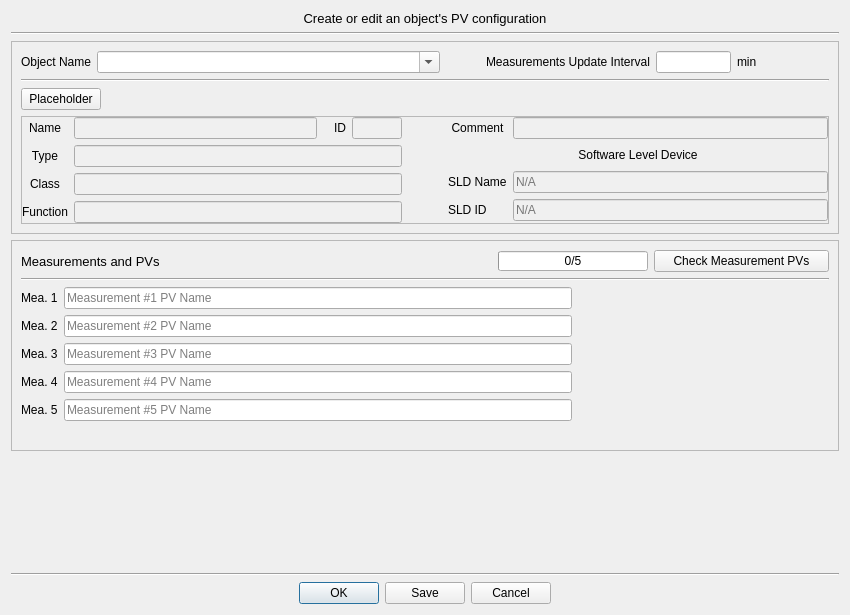
Qt form ServiceManager/GUI/layouts/ConfigEntry.ui (ISISNeutronMuon/HLM_PV_Import) before a commit.
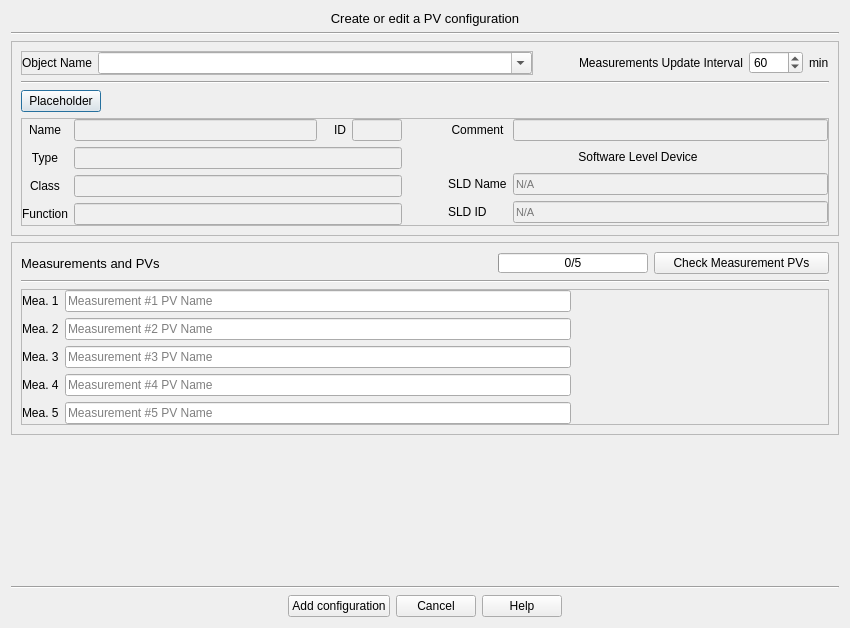
The same form after that commit.

Commit message: Added config entry input validation, DB & config checks, improved PV conn. tests, and more

```diff
--- a/ServiceManager/GUI/layouts/ConfigEntry.ui
+++ b/ServiceManager/GUI/layouts/ConfigEntry.ui
@@ -7,7 +7,7 @@
     <x>0</x>
     <y>0</y>
     <width>850</width>
-    <height>615</height>
+    <height>628</height>
    </rect>
   </property>
   <property name="minimumSize">
@@ -39,7 +39,7 @@
       </font>
      </property>
      <property name="text">
-      <string>Create or edit an object's PV configuration</string>
+      <string>Create or edit a PV configuration</string>
      </property>
      <property name="alignment">
       <set>Qt::AlignCenter</set>
@@ -70,7 +70,36 @@
         <item>
          <layout class="QHBoxLayout" name="horizontalLayout">
           <item>
+           <widget class="QFrame" name="objectNameFrame">
+            <property name="styleSheet">
+             <string notr="true"/>
+            </property>
+            <property name="frameShape">
+             <enum>QFrame::StyledPanel</enum>
+            </property>
+            <property name="frameShadow">
+             <enum>QFrame::Raised</enum>
+            </property>
+            <layout class="QHBoxLayout" name="horizontalLayout_7">
+             <property name="leftMargin">
+              <number>0</number>
+             </property>
+             <property name="topMargin">
+              <number>0</number>
+             </property>
+             <property name="rightMargin">
+              <number>0</number>
+             </property>
+             <property name="bottomMargin">
+              <number>0</number>
+             </property>
+             <item>
            <widget class="QLabel" name="objectNameLabel">
+               <property name="font">
+                <font>
+                 <pointsize>9</pointsize>
+                </font>
+               </property>
             <property name="text">
              <string>Object Name</string>
             </property>
@@ -87,6 +116,11 @@
               <verstretch>0</verstretch>
              </sizepolicy>
             </property>
+               <property name="font">
+                <font>
+                 <pointsize>9</pointsize>
+                </font>
+               </property>
             <property name="focusPolicy">
              <enum>Qt::StrongFocus</enum>
             </property>
@@ -95,6 +129,9 @@
             </property>
            </widget>
           </item>
+            </layout>
+           </widget>
+          </item>
           <item>
            <spacer name="horizontalSpacer">
             <property name="orientation">
@@ -115,26 +152,44 @@
            <layout class="QHBoxLayout" name="horizontalLayout_3">
             <item>
              <widget class="QLabel" name="logIntervalLabel">
+              <property name="font">
+               <font>
+                <pointsize>9</pointsize>
+               </font>
+              </property>
               <property name="text">
                <string>Measurements Update Interval</string>
               </property>
              </widget>
             </item>
             <item>
-             <widget class="QLineEdit" name="logIntervalLineEdit">
-              <property name="maximumSize">
-               <size>
-                <width>75</width>
-                <height>16777215</height>
-               </size>
+             <widget class="QSpinBox" name="logIntervalSpinBox">
+              <property name="font">
+               <font>
+                <pointsize>9</pointsize>
+               </font>
               </property>
-              <property name="text">
-               <string/>
+              <property name="focusPolicy">
+               <enum>Qt::StrongFocus</enum>
+              </property>
+              <property name="minimum">
+               <number>1</number>
+              </property>
+              <property name="maximum">
+               <number>9999</number>
+              </property>
+              <property name="value">
+               <number>60</number>
               </property>
              </widget>
             </item>
             <item>
              <widget class="QLabel" name="logIntervalLabel_2">
+              <property name="font">
+               <font>
+                <pointsize>9</pointsize>
+               </font>
+              </property>
               <property name="text">
                <string>min</string>
               </property>
@@ -157,6 +212,11 @@
        <layout class="QHBoxLayout" name="horizontalLayout_5">
         <item>
          <widget class="QPushButton" name="objectDetailsButton">
+          <property name="font">
+           <font>
+            <pointsize>9</pointsize>
+           </font>
+          </property>
           <property name="focusPolicy">
            <enum>Qt::TabFocus</enum>
           </property>
@@ -222,6 +282,11 @@
                  <height>16777215</height>
                 </size>
                </property>
+               <property name="font">
+                <font>
+                 <pointsize>9</pointsize>
+                </font>
+               </property>
                <property name="text">
                 <string>Name</string>
                </property>
@@ -238,6 +303,11 @@
                  <height>16777215</height>
                 </size>
                </property>
+               <property name="font">
+                <font>
+                 <pointsize>8</pointsize>
+                </font>
+               </property>
                <property name="focusPolicy">
                 <enum>Qt::NoFocus</enum>
                </property>
@@ -260,6 +330,11 @@
                  <height>16777215</height>
                 </size>
                </property>
+               <property name="font">
+                <font>
+                 <pointsize>8</pointsize>
+                </font>
+               </property>
                <property name="focusPolicy">
                 <enum>Qt::NoFocus</enum>
                </property>
@@ -314,6 +389,11 @@
                  <height>16777215</height>
                 </size>
                </property>
+               <property name="font">
+                <font>
+                 <pointsize>8</pointsize>
+                </font>
+               </property>
                <property name="focusPolicy">
                 <enum>Qt::NoFocus</enum>
                </property>
@@ -336,6 +416,11 @@
                  <height>16777215</height>
                 </size>
                </property>
+               <property name="font">
+                <font>
+                 <pointsize>9</pointsize>
+                </font>
+               </property>
                <property name="text">
                 <string>Type</string>
                </property>
@@ -352,6 +437,11 @@
                  <height>16777215</height>
                 </size>
                </property>
+               <property name="font">
+                <font>
+                 <pointsize>9</pointsize>
+                </font>
+               </property>
                <property name="text">
                 <string>Class</string>
                </property>
@@ -368,6 +458,11 @@
                  <height>16777215</height>
                 </size>
                </property>
+               <property name="font">
+                <font>
+                 <pointsize>8</pointsize>
+                </font>
+               </property>
                <property name="focusPolicy">
                 <enum>Qt::NoFocus</enum>
                </property>
@@ -390,6 +485,11 @@
                  <height>16777215</height>
                 </size>
                </property>
+               <property name="font">
+                <font>
+                 <pointsize>9</pointsize>
+                </font>
+               </property>
                <property name="text">
                 <string>Function</string>
                </property>
@@ -406,6 +506,11 @@
                  <height>16777215</height>
                 </size>
                </property>
+               <property name="font">
+                <font>
+                 <pointsize>8</pointsize>
+                </font>
+               </property>
                <property name="focusPolicy">
                 <enum>Qt::NoFocus</enum>
                </property>
@@ -448,6 +553,11 @@
                  <height>16777215</height>
                 </size>
                </property>
+               <property name="font">
+                <font>
+                 <pointsize>9</pointsize>
+                </font>
+               </property>
                <property name="text">
                 <string>Comment</string>
                </property>
@@ -458,6 +568,11 @@
              </item>
              <item row="2" column="1">
               <widget class="QLineEdit" name="SLDNameLineEdit">
+               <property name="font">
+                <font>
+                 <pointsize>8</pointsize>
+                </font>
+               </property>
                <property name="focusPolicy">
                 <enum>Qt::NoFocus</enum>
                </property>
@@ -480,6 +595,11 @@
                  <height>20</height>
                 </size>
                </property>
+               <property name="font">
+                <font>
+                 <pointsize>9</pointsize>
+                </font>
+               </property>
                <property name="text">
                 <string>Software Level Device</string>
                </property>
@@ -490,6 +610,11 @@
              </item>
              <item row="2" column="0">
               <widget class="QLabel" name="SLDNameLabel">
+               <property name="font">
+                <font>
+                 <pointsize>9</pointsize>
+                </font>
+               </property>
                <property name="text">
                 <string>SLD Name</string>
                </property>
@@ -503,6 +628,11 @@
                  <height>16777215</height>
                 </size>
                </property>
+               <property name="font">
+                <font>
+                 <pointsize>8</pointsize>
+                </font>
+               </property>
                <property name="focusPolicy">
                 <enum>Qt::NoFocus</enum>
                </property>
@@ -519,6 +649,11 @@
              </item>
              <item row="3" column="0">
               <widget class="QLabel" name="SLDIDLabel">
+               <property name="font">
+                <font>
+                 <pointsize>9</pointsize>
+                </font>
+               </property>
                <property name="text">
                 <string>SLD ID</string>
                </property>
@@ -526,6 +661,11 @@
              </item>
              <item row="3" column="1">
               <widget class="QLineEdit" name="SLDIDLineEdit">
+               <property name="font">
+                <font>
+                 <pointsize>8</pointsize>
+                </font>
+               </property>
                <property name="focusPolicy">
                 <enum>Qt::NoFocus</enum>
                </property>
@@ -608,6 +748,11 @@
               <height>20</height>
              </size>
             </property>
+            <property name="font">
+             <font>
+              <pointsize>9</pointsize>
+             </font>
+            </property>
             <property name="maximum">
              <number>5</number>
             </property>
@@ -639,6 +784,11 @@
               <height>0</height>
              </size>
             </property>
+            <property name="font">
+             <font>
+              <pointsize>9</pointsize>
+             </font>
+            </property>
             <property name="focusPolicy">
              <enum>Qt::TabFocus</enum>
             </property>
@@ -657,6 +807,27 @@
          </widget>
         </item>
         <item>
+         <widget class="QFrame" name="measurementsPVNamesFrame">
+          <property name="frameShape">
+           <enum>QFrame::StyledPanel</enum>
+          </property>
+          <property name="frameShadow">
+           <enum>QFrame::Raised</enum>
+          </property>
+          <layout class="QGridLayout" name="gridLayout_3">
+           <property name="leftMargin">
+            <number>0</number>
+           </property>
+           <property name="topMargin">
+            <number>0</number>
+           </property>
+           <property name="rightMargin">
+            <number>0</number>
+           </property>
+           <property name="bottomMargin">
+            <number>0</number>
+           </property>
+           <item row="0" column="0">
          <layout class="QGridLayout" name="MeasurementsGridLayout">
           <item row="0" column="5">
            <widget class="QLabel" name="meaStatus_1">
@@ -683,6 +854,11 @@
           </item>
           <item row="0" column="0">
            <widget class="QLabel" name="measurement1Label">
+               <property name="font">
+                <font>
+                 <pointsize>9</pointsize>
+                </font>
+               </property>
             <property name="text">
              <string>Mea. 1</string>
             </property>
@@ -720,7 +896,7 @@
             </property>
             <property name="font">
              <font>
-              <pointsize>9</pointsize>
+                 <pointsize>8</pointsize>
               <weight>50</weight>
               <italic>false</italic>
               <bold>false</bold>
@@ -753,6 +929,11 @@
           </item>
           <item row="1" column="0">
            <widget class="QLabel" name="measurement2Label">
+               <property name="font">
+                <font>
+                 <pointsize>9</pointsize>
+                </font>
+               </property>
             <property name="text">
              <string>Mea. 2</string>
             </property>
@@ -824,6 +1005,11 @@
           </item>
           <item row="2" column="0">
            <widget class="QLabel" name="measurement3Label">
+               <property name="font">
+                <font>
+                 <pointsize>9</pointsize>
+                </font>
+               </property>
             <property name="text">
              <string>Mea. 3</string>
             </property>
@@ -844,7 +1030,9 @@
              </size>
             </property>
             <property name="font">
-             <font/>
+                <font>
+                 <pointsize>8</pointsize>
+                </font>
             </property>
             <property name="styleSheet">
              <string notr="true">color: #595656;</string>
@@ -925,7 +1113,9 @@
              </size>
             </property>
             <property name="font">
-             <font/>
+                <font>
+                 <pointsize>8</pointsize>
+                </font>
             </property>
             <property name="styleSheet">
              <string notr="true">color: #595656;</string>
@@ -989,6 +1179,11 @@
           </item>
           <item row="3" column="0">
            <widget class="QLabel" name="measurement4Label">
+               <property name="font">
+                <font>
+                 <pointsize>9</pointsize>
+                </font>
+               </property>
             <property name="text">
              <string>Mea. 4</string>
             </property>
@@ -1009,7 +1204,9 @@
              </size>
             </property>
             <property name="font">
-             <font/>
+                <font>
+                 <pointsize>8</pointsize>
+                </font>
             </property>
             <property name="styleSheet">
              <string notr="true">color: #595656;</string>
@@ -1041,6 +1238,11 @@
           </item>
           <item row="4" column="0">
            <widget class="QLabel" name="measurement5Label">
+               <property name="font">
+                <font>
+                 <pointsize>9</pointsize>
+                </font>
+               </property>
             <property name="text">
              <string>Mea. 5</string>
             </property>
@@ -1141,35 +1343,24 @@
              </size>
             </property>
             <property name="font">
-             <font/>
-            </property>
-            <property name="styleSheet">
-             <string notr="true">color: #595656;</string>
-            </property>
-            <property name="text">
-             <string/>
-            </property>
-           </widget>
-          </item>
-         </layout>
-        </item>
-       </layout>
-      </item>
-      <item>
-       <widget class="QLabel" name="meas_message">
-        <property name="font">
          <font>
-          <weight>75</weight>
-          <bold>true</bold>
-         </font>
-        </property>
+                 <pointsize>8</pointsize>
+                </font>
+               </property>
+               <property name="styleSheet">
+                <string notr="true">color: #595656;</string>
+               </property>
         <property name="text">
          <string/>
         </property>
-        <property name="alignment">
-         <set>Qt::AlignCenter</set>
-        </property>
-       </widget>
+              </widget>
+             </item>
+            </layout>
+           </item>
+          </layout>
+         </widget>
+        </item>
+       </layout>
       </item>
      </layout>
     </widget>
@@ -1187,6 +1378,42 @@
      </property>
     </spacer>
    </item>
+   <item>
+    <widget class="QLabel" name="message_lbl">
+     <property name="font">
+      <font>
+       <pointsize>9</pointsize>
+       <weight>75</weight>
+       <bold>true</bold>
+      </font>
+     </property>
+     <property name="styleSheet">
+      <string notr="true"/>
+     </property>
+     <property name="text">
+      <string/>
+     </property>
+     <property name="alignment">
+      <set>Qt::AlignCenter</set>
+     </property>
+    </widget>
+   </item>
+   <item>
+    <spacer name="verticalSpacer_2">
+     <property name="orientation">
+      <enum>Qt::Vertical</enum>
+     </property>
+     <property name="sizeType">
+      <enum>QSizePolicy::Fixed</enum>
+     </property>
+     <property name="sizeHint" stdset="0">
+      <size>
+       <width>20</width>
+       <height>5</height>
+      </size>
+     </property>
+    </spacer>
+   </item>
    <item>
     <widget class="Line" name="line">
      <property name="orientation">
@@ -1195,14 +1422,79 @@
     </widget>
    </item>
    <item>
-    <widget class="QDialogButtonBox" name="buttonBox">
-     <property name="standardButtons">
-      <set>QDialogButtonBox::Cancel|QDialogButtonBox::Ok|QDialogButtonBox::Save</set>
-     </property>
-     <property name="centerButtons">
-      <bool>true</bool>
-     </property>
-    </widget>
+    <layout class="QHBoxLayout" name="horizontalLayout_6">
+     <item>
+      <spacer name="horizontalSpacer_16">
+       <property name="orientation">
+        <enum>Qt::Horizontal</enum>
+       </property>
+       <property name="sizeHint" stdset="0">
+        <size>
+         <width>40</width>
+         <height>20</height>
+        </size>
+       </property>
+      </spacer>
+     </item>
+     <item>
+      <widget class="QPushButton" name="dialog_btn_ok">
+       <property name="font">
+        <font>
+         <pointsize>9</pointsize>
+        </font>
+       </property>
+       <property name="focusPolicy">
+        <enum>Qt::TabFocus</enum>
+       </property>
+       <property name="text">
+        <string>Add configuration</string>
+       </property>
+      </widget>
+     </item>
+     <item>
+      <widget class="QPushButton" name="dialog_btn_cancel">
+       <property name="font">
+        <font>
+         <pointsize>9</pointsize>
+        </font>
+       </property>
+       <property name="focusPolicy">
+        <enum>Qt::TabFocus</enum>
+       </property>
+       <property name="text">
+        <string>Cancel</string>
+       </property>
+      </widget>
+     </item>
+     <item>
+      <widget class="QPushButton" name="dialog_btn_help">
+       <property name="font">
+        <font>
+         <pointsize>9</pointsize>
+        </font>
+       </property>
+       <property name="focusPolicy">
+        <enum>Qt::TabFocus</enum>
+       </property>
+       <property name="text">
+        <string>Help</string>
+       </property>
+      </widget>
+     </item>
+     <item>
+      <spacer name="horizontalSpacer_17">
+       <property name="orientation">
+        <enum>Qt::Horizontal</enum>
+       </property>
+       <property name="sizeHint" stdset="0">
+        <size>
+         <width>40</width>
+         <height>20</height>
+        </size>
+       </property>
+      </spacer>
+     </item>
+    </layout>
    </item>
   </layout>
  </widget>
```
Left out of the diff: 9 changed lines with no effect on the pictures. Lines whose indentation alone changed are shown as unchanged. The commit also changes 10 other files.
